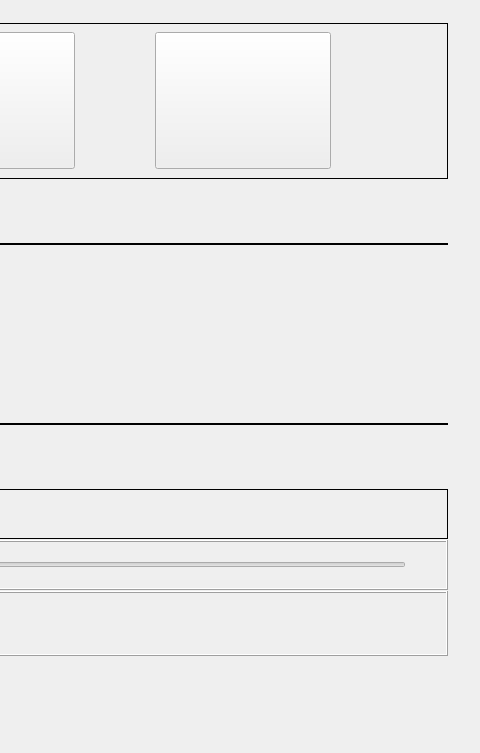
Qt form plugins/personalized/theme/theme.ui (ukui/ukui-control-center) before a commit; both pictures show x 374 to 854 and y 0 to 753 of the 854 by 1162 pixel window.
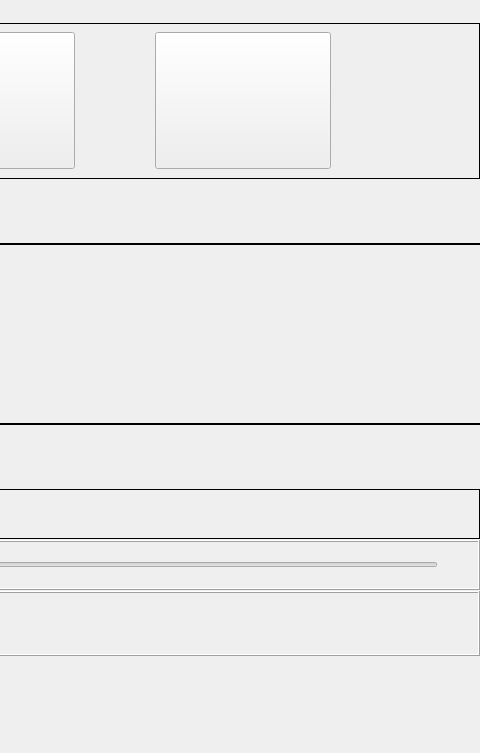
The same form after that commit. Custom widgets are drawn as their Qt base class.

Commit message:
fix(moudlepage): change the margin of moudle
Description: change the margin of moudle

Log: 修改模块边距

What changed in the file:
```diff
--- a/plugins/personalized/theme/theme.ui
+++ b/plugins/personalized/theme/theme.ui
@@ -36,7 +36,10 @@
     <number>0</number>
    </property>
    <property name="rightMargin">
-    <number>32</number>
+    <number>0</number>
+   </property>
+   <property name="bottomMargin">
+    <number>0</number>
    </property>
    <item>
     <widget class="QWidget" name="widget" native="true">
```
The commit also changes 15 other files.
